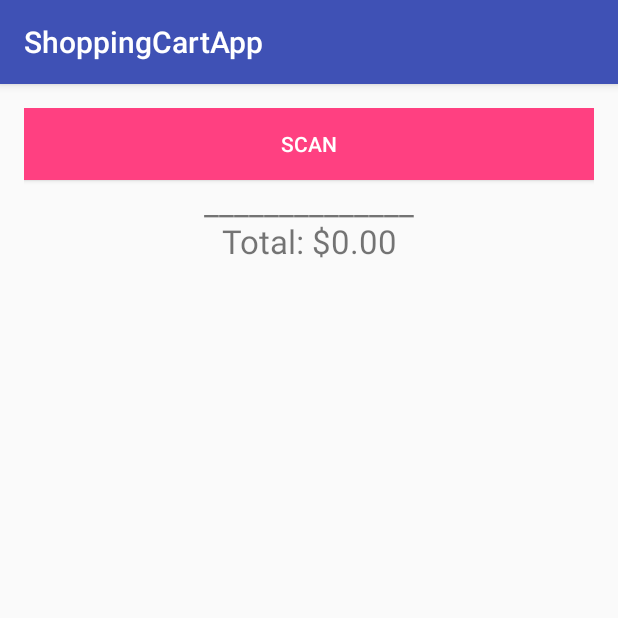
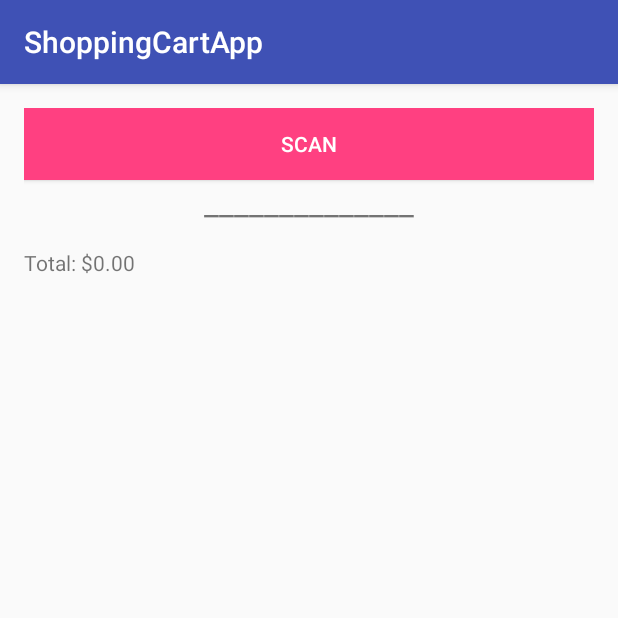
Before and after one commit to MilikSmith76/ShoppingCartApp, an Android app: the screen it shows after launch (MainActivity), after a tap on an icon or button, on a phone screen of 412 x 824 dp, the top half of it. Run offline under Robolectric (Android 15) with nearby library versions, the phone set to English and light mode, and no system bars; 1 other tap on this screen came first.

Commit message:
Minor fixes

```diff
--- a/Android/app/src/main/java/com/example/milik/shoppingcartapp/MainActivity.java
+++ b/Android/app/src/main/java/com/example/milik/shoppingcartapp/MainActivity.java
@@ -25,6 +25,7 @@ public class MainActivity extends AppCompatActivity {
     EditText LoginPassword;
     Button LoginLogin;
     ImageButton HomeStartShopping;
+    int Total = 0;
 
     private TextView mResultTextView;
 
@@ -70,7 +71,8 @@ public class MainActivity extends AppCompatActivity {
                 if (data != null) {
                     Barcode barcode = data.getParcelableExtra(BarcodeCaptureActivity.BarcodeObject);
                     Point[] p = barcode.cornerPoints;
-                    mResultTextView.setText(barcode.displayValue);
+                    Total += 1.00;
+                    mResultTextView.setText("Pure Life water: $1.00" + mResultTextView.getText());
                 } else mResultTextView.setText("No barcode found");
             } else Log.e(LOG_TAG, "Error occurred");
         } else super.onActivityResult(requestCode, resultCode, data);
--- a/Android/app/src/main/res/layout/activity_main.xml
+++ b/Android/app/src/main/res/layout/activity_main.xml
@@ -21,11 +21,17 @@
         android:id="@+id/result_textview"
         android:layout_width="match_parent"
         android:layout_height="wrap_content"
-        android:text="______________\nTotal: $0.00"
+        android:text="______________"
         android:layout_below="@id/scan_barcode_button"
         android:textSize="22sp"
         android:freezesText="true"
         android:layout_centerVertical="true"
         android:gravity="center"
         android:layout_marginBottom="@dimen/activity_vertical_margin"/>
+    <TextView
+        android:layout_width="match_parent"
+        android:layout_height="wrap_content"
+        android:id="@+id/result_total"
+        android:layout_below="@id/result_textview"
+        android:text="Total: $0.00"/>
 </RelativeLayout>
```
